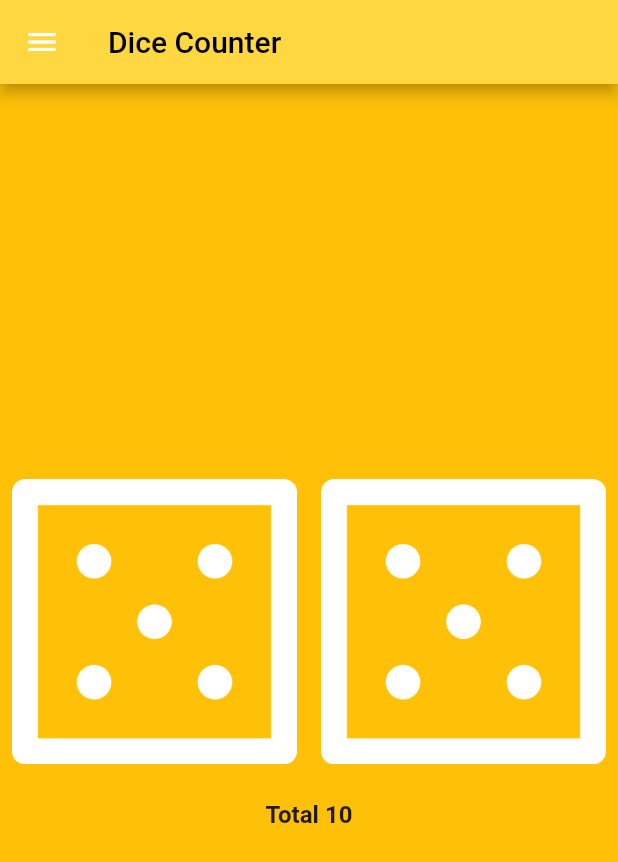
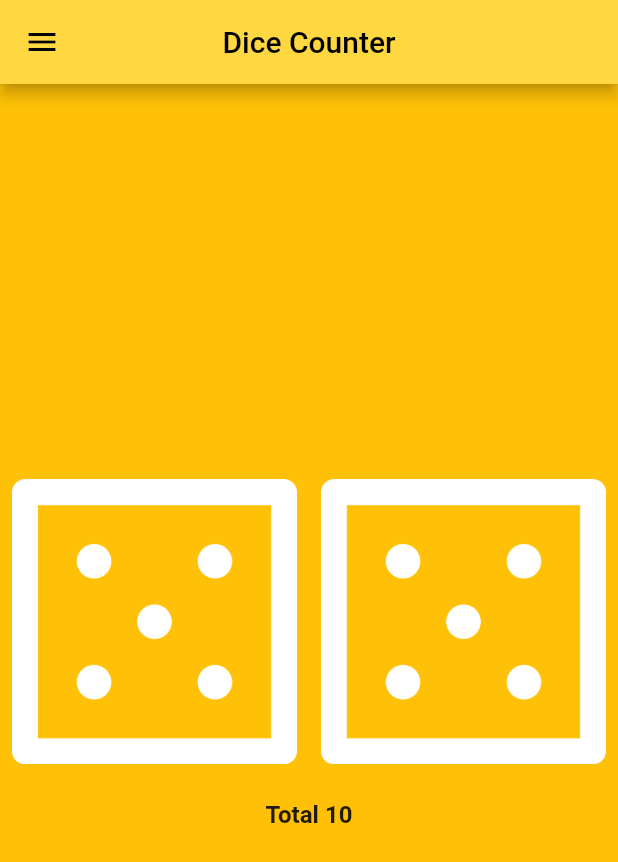
Before and after one commit to Mugilan-Codes/flutter-mobx-practice, a Flutter app: the DiceCounterScreen screen opened directly, on a phone screen of 412 x 824 dp. Shown: the top 862 px of the screen. Run offline on Flutter 3.47's test engine with Material 2 defaults, Android fonts, the phone set to English and light mode, and no system bars; our stand-ins replace flutter_mobx, mobx; generated files the repository leaves out were written again; Roboto replaces fonts that are missing (Verdana).

Commit message:
custom app bar widget

```diff
--- a/lib/screens/counter/counter_screen.dart
+++ b/lib/screens/counter/counter_screen.dart
@@ -1,6 +1,7 @@
 import 'package:flutter/material.dart';
 import 'package:flutter_mobx/flutter_mobx.dart';
 import 'package:mobx_practice/screens/counter/counter.dart';
+import 'package:mobx_practice/widgets/app_bar_widget.dart';
 import 'package:mobx_practice/widgets/navigation_drawer_widget.dart';
 
 class CounterScreen extends StatefulWidget {
@@ -18,9 +19,7 @@ class _CounterScreenState extends State<CounterScreen> {
   @override
   Widget build(BuildContext context) {
     return Scaffold(
-      appBar: AppBar(
-        title: Text(widget.title),
-      ),
+      appBar: AppBarWidget(title: widget.title),
       drawer: const NavigationDrawerWidget(),
       body: Center(
         child: Column(
--- a/lib/screens/dice_counter/dice_counter_screen.dart
+++ b/lib/screens/dice_counter/dice_counter_screen.dart
@@ -1,6 +1,7 @@
 import 'package:flutter/material.dart';
 import 'package:flutter_mobx/flutter_mobx.dart';
 import 'package:mobx_practice/screens/dice_counter/dice_counter.dart';
+import 'package:mobx_practice/widgets/app_bar_widget.dart';
 import 'package:mobx_practice/widgets/navigation_drawer_widget.dart';
 
 final diceCounter = DiceCounter();
@@ -14,11 +15,9 @@ class DiceCounterScreen extends StatelessWidget {
   Widget build(BuildContext context) {
     return Scaffold(
       backgroundColor: Colors.amber,
-      appBar: AppBar(
-        title: Text(
-          title,
-          style: const TextStyle(color: Colors.black),
-        ),
+      appBar: AppBarWidget(
+        title: title,
+        color: Colors.black,
         backgroundColor: Colors.amberAccent,
       ),
       drawer: const NavigationDrawerWidget(),
--- a/lib/screens/todos/todos_screen.dart
+++ b/lib/screens/todos/todos_screen.dart
@@ -1,4 +1,5 @@
 import 'package:flutter/material.dart';
+import 'package:mobx_practice/widgets/app_bar_widget.dart';
 import 'package:mobx_practice/widgets/navigation_drawer_widget.dart';
 
 class TodosScreen extends StatelessWidget {
@@ -6,9 +7,9 @@ class TodosScreen extends StatelessWidget {
 
   @override
   Widget build(BuildContext context) {
-    return Scaffold(
-      appBar: AppBar(
-        title: Text("Todos"),
+    return const Scaffold(
+      appBar: AppBarWidget(
+        title: "Todos",
       ),
       drawer: NavigationDrawerWidget(),
       body: Center(
--- /dev/null
+++ b/lib/widgets/app_bar_widget.dart
@@ -0,0 +1,29 @@
+import 'package:flutter/material.dart';
+
+class AppBarWidget extends StatelessWidget with PreferredSizeWidget {
+  const AppBarWidget(
+      {Key? key,
+      required this.title,
+      this.height = kToolbarHeight,
+      this.color = Colors.white,
+      this.backgroundColor = Colors.blue})
+      : super(key: key);
+
+  final String title;
+  final double height;
+  final Color? color;
+  final Color? backgroundColor;
+
+  @override
+  Widget build(BuildContext context) {
+    return AppBar(
+      iconTheme: IconThemeData(color: color),
+      title: Text(title, style: TextStyle(color: color)),
+      backgroundColor: backgroundColor,
+      centerTitle: true,
+    );
+  }
+
+  @override
+  Size get preferredSize => Size.fromHeight(height);
+}
```
